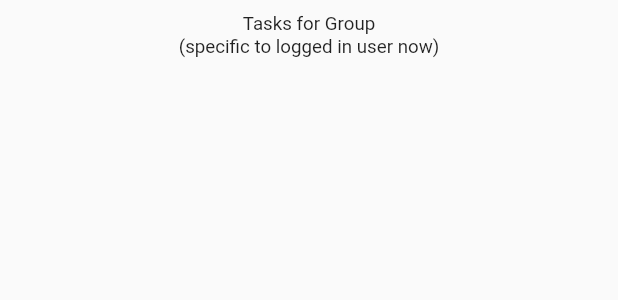
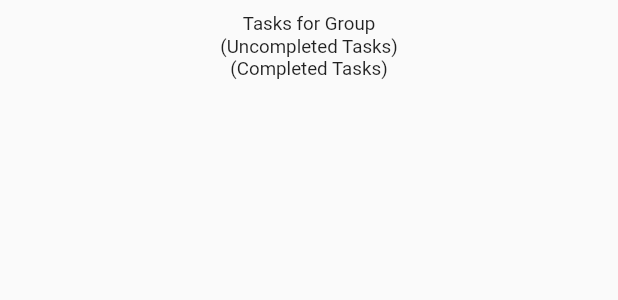
Before and after one commit to YuraT/Alan-AI-Flutter-Firebase, a Flutter app: the TasksDataList widget shown alone on an empty page, opened directly, on a phone screen of 412 x 824 dp. Shown: the top 300 px of the screen. Run offline on Flutter 3.47's test engine with Material 2 defaults, Android fonts, the phone set to English and light mode, and no system bars; our stand-ins replace cloud_firestore, firebase_auth, flutter_spinkit, rflutter_alert; missing offline and left inert: alan_voice; accounts and stored records are empty.

Commit message:
complete task function

```diff
--- a/lib/models/user.dart
+++ b/lib/models/user.dart
@@ -15,6 +15,7 @@ class CurrentUserData {
 }
 
 class TaskDataModel {
+  final String uid;
   final String title;
   final String description;
   final String group;
@@ -23,5 +24,5 @@ class TaskDataModel {
   final DateTime deadline;
   final bool completedStatus;
 
-  TaskDataModel({this.title, this.description, this.group, this.assigner, this.users, this.deadline, this.completedStatus});
+  TaskDataModel({this.uid, this.title, this.description, this.group, this.assigner, this.users, this.deadline, this.completedStatus});
 }
--- a/lib/screens/home/tasks_data_list.dart
+++ b/lib/screens/home/tasks_data_list.dart
@@ -4,19 +4,24 @@ import 'package:project1/screens/home/task_data_tile.dart';
 import 'package:provider/provider.dart';
 
 class TasksDataList extends StatefulWidget {
-  TasksDataList({Key tasksDataKey}) : super(key: tasksDataKey);
+  final bool completed;
+  TasksDataList({Key tasksDataKey, this.completed}) : super(key: tasksDataKey);
   @override
   TasksDataListState createState() => TasksDataListState();
 }
 
 class TasksDataListState extends State<TasksDataList> {
   List<TaskDataModel> currentTasksData;
+  List<TaskDataModel> currentUncompletedTasksData;
+  List<TaskDataModel> currentCompletedTasksData;
 
   @override
   Widget build(BuildContext context) {
     final tasksData = Provider.of<List<TaskDataModel>>(context) ?? [];
     setState(() {
       currentTasksData = tasksData;
+      currentUncompletedTasksData = currentTasksData.where((task) => !task.completedStatus).toList();
+      currentCompletedTasksData = currentTasksData.where((task) => task.completedStatus).toList();
     });
     return SingleChildScrollView(
       child: Column(
@@ -26,14 +31,24 @@ class TasksDataListState extends State<TasksDataList> {
             child: Text("Tasks for Group",
               style: TextStyle(fontSize: 12.5),),
           ),
-          Text("(specific to logged in user now)",
+          Text("(Uncompleted Tasks)",
             style: TextStyle(fontSize: 12.5),),
           ListView.builder(
             physics: NeverScrollableScrollPhysics(),
             shrinkWrap: true,
-            itemCount: tasksData.length,
+            itemCount: currentUncompletedTasksData.length,
             itemBuilder: (context, index) {
-              return TaskDataTile(taskData: tasksData[index]);
+              return TaskDataTile(taskData: currentUncompletedTasksData[index]);
+            },
+          ),
+          Text("(Completed Tasks)",
+            style: TextStyle(fontSize: 12.5),),
+          ListView.builder(
+            physics: NeverScrollableScrollPhysics(),
+            shrinkWrap: true,
+            itemCount: currentCompletedTasksData.length,
+            itemBuilder: (context, index) {
+              return TaskDataTile(taskData: currentCompletedTasksData[index]);
             },
           ),
         ],
```
Also changed, not shown: lib/screens/home/task_data_screen.dart (+9 -1 lines), lib/screens/wrapper.dart (+15 -2 lines).
